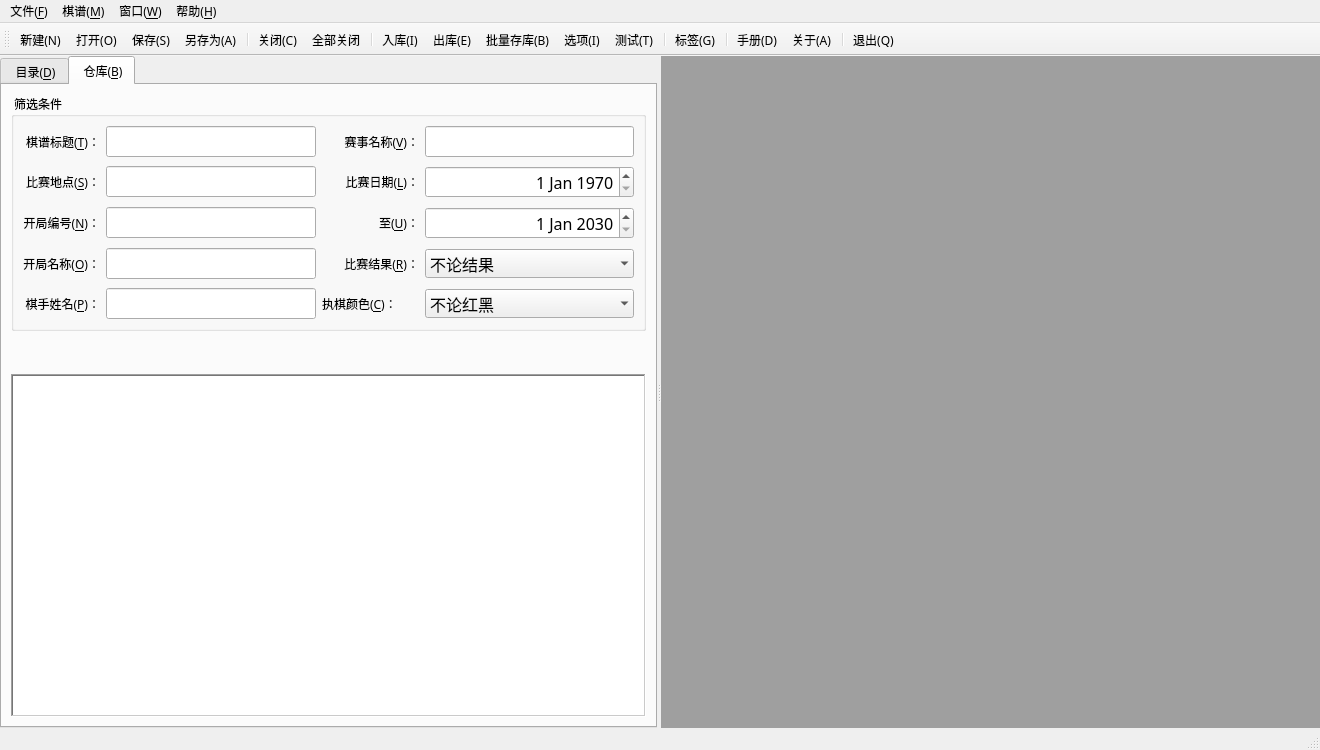
Before: the Qt Designer form src/mainwindow.ui in hbsxcjp/cchess_qt, drawn with Qt 5.
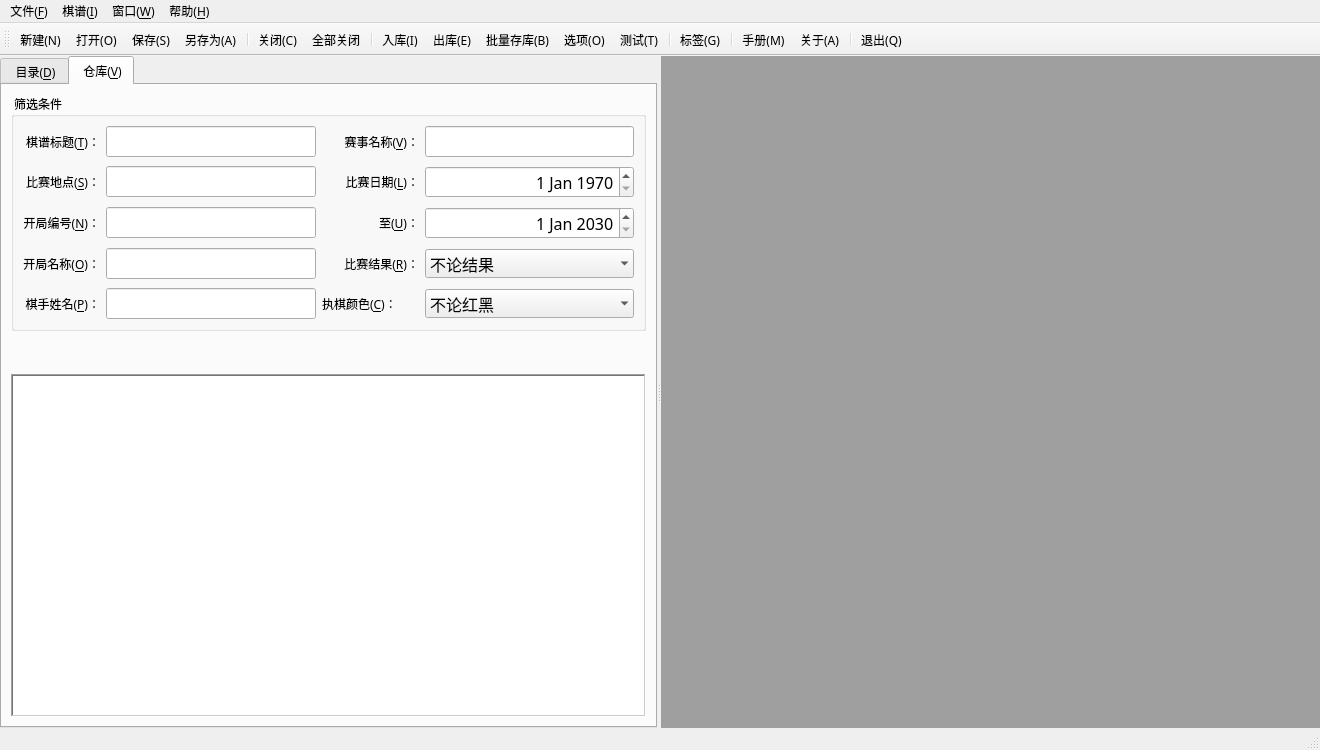
After: the same form once the commit is applied. Icons and pictures are not drawn.

```diff
--- a/src/mainwindow.ui
+++ b/src/mainwindow.ui
@@ -303,7 +303,7 @@
           <normaloff>:/res/icon/calendar.svg</normaloff>:/res/icon/calendar.svg</iconset>
         </attribute>
         <attribute name="title">
-         <string notr="true"> 仓库(&amp;B)</string>
+         <string notr="true"> 仓库(&amp;V)</string>
         </attribute>
         <layout class="QVBoxLayout" name="verticalLayout">
          <item>
@@ -1344,7 +1344,7 @@
      <string notr="true"/>
     </property>
     <property name="title">
-     <string>棋谱(&amp;M)</string>
+     <string>棋谱(&amp;I)</string>
     </property>
     <addaction name="separator"/>
     <addaction name="actImportFile"/>
@@ -1681,7 +1681,7 @@
      <normaloff>:/res/icon/tip.svg</normaloff>:/res/icon/tip.svg</iconset>
    </property>
    <property name="text">
-    <string>选项(&amp;I)</string>
+    <string>选项(&amp;O)</string>
    </property>
    <property name="toolTip">
     <string>选项设置</string>
@@ -1743,7 +1743,7 @@
      <normaloff>:/res/icon/link.svg</normaloff>:/res/icon/link.svg</iconset>
    </property>
    <property name="text">
-    <string>手册(&amp;D)</string>
+    <string>手册(&amp;M)</string>
    </property>
    <property name="toolTip">
     <string>使用手册</string>
```
Left out of the diff: 6 changed lines with no effect on the pictures.
